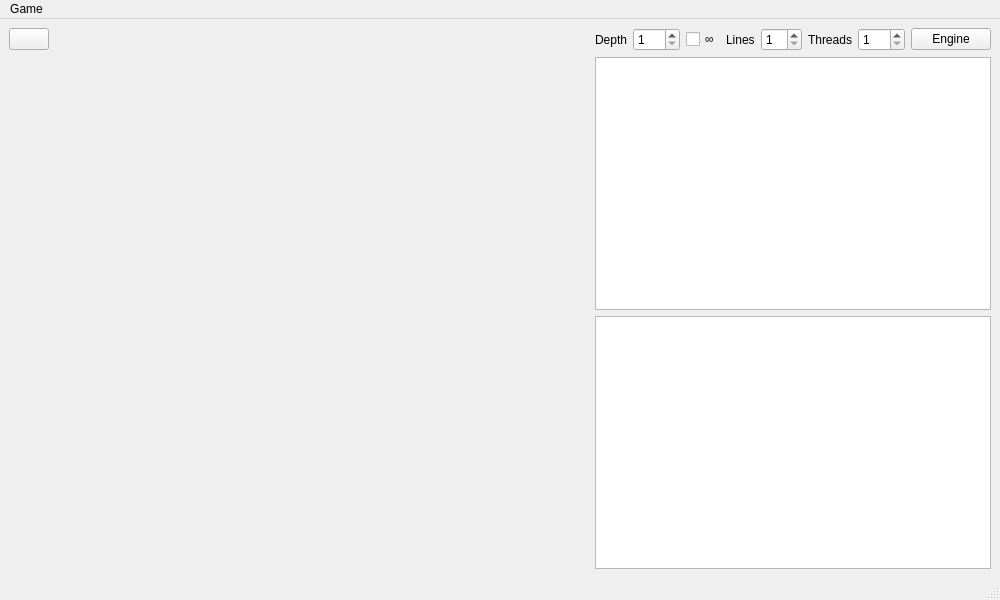
The window that forms/mainwindow.ui (jLantxa/Chess) describes before a commit, drawn with Qt 5.
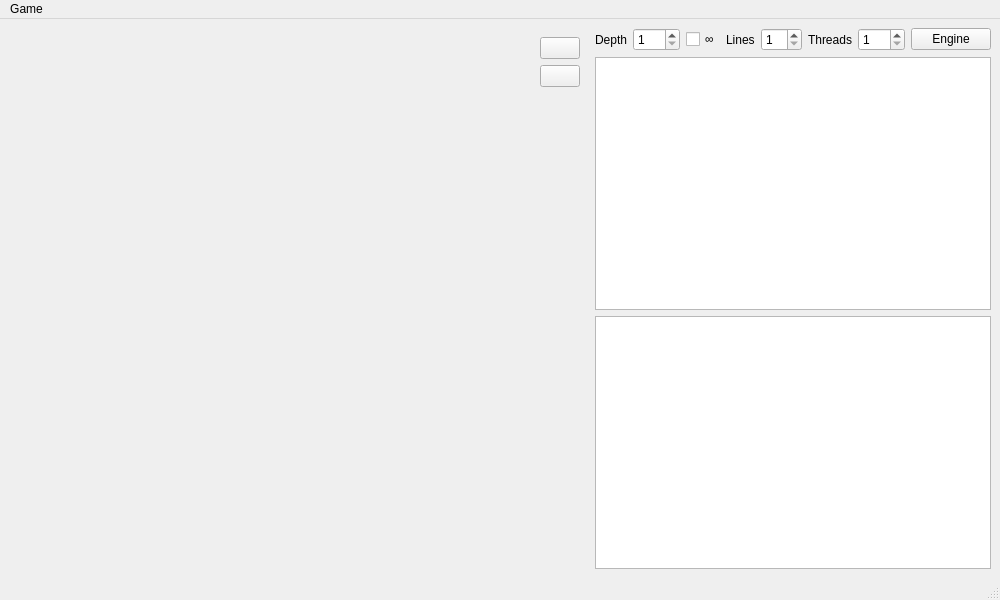
The same window after the commit. Custom widgets are drawn as their Qt base class.

Commit message: Settings dialog

What changed in the file:
```diff
--- a/forms/mainwindow.ui
+++ b/forms/mainwindow.ui
@@ -28,64 +28,6 @@
   <widget class="QWidget" name="centralwidget">
    <layout class="QGridLayout" name="gridLayout">
     <item row="0" column="1">
-     <widget class="ChessBoardWidget" name="boardWidget" native="true">
-      <property name="sizePolicy">
-       <sizepolicy hsizetype="Expanding" vsizetype="Expanding">
-        <horstretch>0</horstretch>
-        <verstretch>0</verstretch>
-       </sizepolicy>
-      </property>
-      <property name="minimumSize">
-       <size>
-        <width>200</width>
-        <height>200</height>
-       </size>
-      </property>
-      <property name="sizeIncrement">
-       <size>
-        <width>0</width>
-        <height>0</height>
-       </size>
-      </property>
-      <property name="baseSize">
-       <size>
-        <width>0</width>
-        <height>0</height>
-       </size>
-      </property>
-      <property name="autoFillBackground">
-       <bool>true</bool>
-      </property>
-     </widget>
-    </item>
-    <item row="0" column="0">
-     <layout class="QVBoxLayout" name="gameControlsLayout">
-      <item>
-       <widget class="QPushButton" name="bRotateBoard">
-        <property name="toolTip">
-         <string>&lt;html&gt;&lt;head/&gt;&lt;body&gt;&lt;p&gt;Rotate board.&lt;/p&gt;&lt;/body&gt;&lt;/html&gt;</string>
-        </property>
-        <property name="text">
-         <string/>
-        </property>
-       </widget>
-      </item>
-      <item>
-       <spacer name="verticalSpacer">
-        <property name="orientation">
-         <enum>Qt::Vertical</enum>
-        </property>
-        <property name="sizeHint" stdset="0">
-         <size>
-          <width>20</width>
-          <height>40</height>
-         </size>
-        </property>
-       </spacer>
-      </item>
-     </layout>
-    </item>
-    <item row="0" column="2">
      <layout class="QVBoxLayout" name="verticalLayout">
       <property name="sizeConstraint">
        <enum>QLayout::SetFixedSize</enum>
@@ -265,6 +207,80 @@
       </item>
      </layout>
     </item>
+    <item row="0" column="0">
+     <widget class="QFrame" name="horizontalFrame">
+      <layout class="QHBoxLayout" name="horizontalLayout_2">
+       <item>
+        <widget class="ChessBoardWidget" name="boardWidget" native="true">
+         <property name="sizePolicy">
+          <sizepolicy hsizetype="Expanding" vsizetype="Expanding">
+           <horstretch>0</horstretch>
+           <verstretch>0</verstretch>
+          </sizepolicy>
+         </property>
+         <property name="minimumSize">
+          <size>
+           <width>200</width>
+           <height>200</height>
+          </size>
+         </property>
+         <property name="sizeIncrement">
+          <size>
+           <width>0</width>
+           <height>0</height>
+          </size>
+         </property>
+         <property name="baseSize">
+          <size>
+           <width>0</width>
+           <height>0</height>
+          </size>
+         </property>
+         <property name="autoFillBackground">
+          <bool>true</bool>
+         </property>
+        </widget>
+       </item>
+       <item>
+        <layout class="QVBoxLayout" name="gameControlsLayout">
+         <property name="sizeConstraint">
+          <enum>QLayout::SetNoConstraint</enum>
+         </property>
+         <item>
+          <widget class="QPushButton" name="bRotateBoard">
+           <property name="toolTip">
+            <string>&lt;html&gt;&lt;head/&gt;&lt;body&gt;&lt;p&gt;Rotate board.&lt;/p&gt;&lt;/body&gt;&lt;/html&gt;</string>
+           </property>
+           <property name="text">
+            <string/>
+           </property>
+          </widget>
+         </item>
+         <item>
+          <widget class="QPushButton" name="bSettings">
+           <property name="text">
+            <string/>
+           </property>
+          </widget>
+         </item>
+         <item>
+          <spacer name="verticalSpacer">
+           <property name="orientation">
+            <enum>Qt::Vertical</enum>
+           </property>
+           <property name="sizeHint" stdset="0">
+            <size>
+             <width>20</width>
+             <height>40</height>
+            </size>
+           </property>
+          </spacer>
+         </item>
+        </layout>
+       </item>
+      </layout>
+     </widget>
+    </item>
    </layout>
   </widget>
   <widget class="QMenuBar" name="menubar">
```
Left out of the diff: 9 changed lines with no effect on the pictures. The commit also changes 12 other files.
